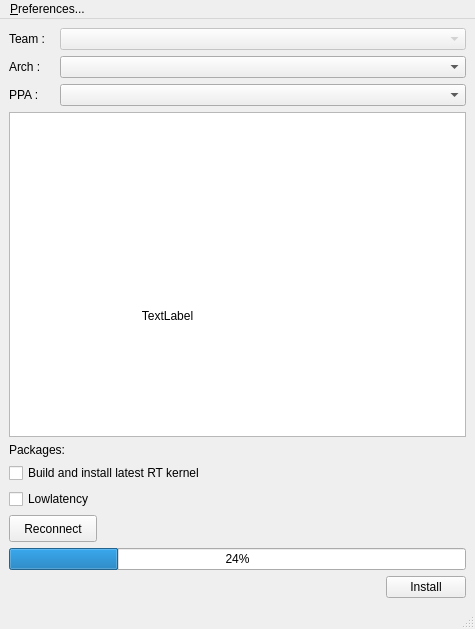
Above: kxfed_ui.ui from millerthegorilla/launchpad_rpm before the change. Below: the same form after it.
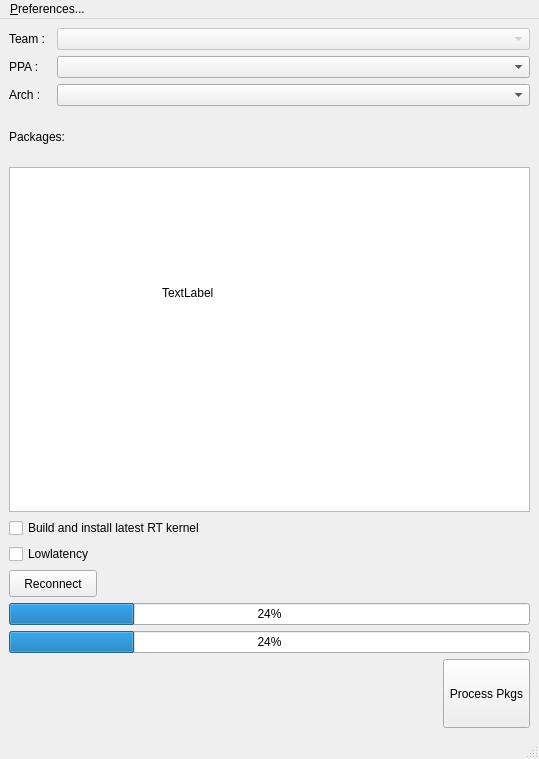
That is the form after the change.

Commit message: working on installing packages, async_apply not functioning as expected, perhaps use mp_pool, instead of threading.  Need to handle cancel function properly, and to add uninstall programs.

Patch:
```diff
--- a/kxfed_ui.ui
+++ b/kxfed_ui.ui
@@ -9,8 +9,8 @@
    <rect>
     <x>0</x>
     <y>0</y>
-    <width>475</width>
-    <height>629</height>
+    <width>539</width>
+    <height>759</height>
    </rect>
   </property>
   <property name="sizePolicy">
@@ -36,173 +36,206 @@
     </sizepolicy>
    </property>
    <layout class="QGridLayout" name="gridLayout">
-    <item row="7" column="0">
-     <widget class="QCheckBox" name="lowlatency_chk">
-      <property name="text">
-       <string>Lowlatency</string>
-      </property>
-     </widget>
-    </item>
-    <item row="8" column="0">
-     <widget class="QPushButton" name="reconnectBtn">
-      <property name="minimumSize">
-       <size>
-        <width>88</width>
-        <height>27</height>
-       </size>
-      </property>
-      <property name="maximumSize">
-       <size>
-        <width>88</width>
-        <height>27</height>
-       </size>
-      </property>
-      <property name="text">
-       <string>Reconnect</string>
-      </property>
-     </widget>
-    </item>
-    <item row="0" column="0">
-     <layout class="QHBoxLayout" name="horizontalLayout_2" stretch="1,9">
-      <property name="spacing">
-       <number>6</number>
-      </property>
-      <property name="sizeConstraint">
-       <enum>QLayout::SetDefaultConstraint</enum>
-      </property>
+    <item row="14" column="0">
+     <layout class="QVBoxLayout" name="verticalLayout" stretch="5,5,5,5,35,5,5,5,5,0,7">
       <item>
-       <widget class="QLabel" name="team_label">
-        <property name="sizePolicy">
-         <sizepolicy hsizetype="Minimum" vsizetype="Minimum">
-          <horstretch>0</horstretch>
-          <verstretch>0</verstretch>
-         </sizepolicy>
+       <layout class="QHBoxLayout" name="horizontalLayout_2" stretch="1,10">
+        <property name="spacing">
+         <number>1</number>
         </property>
-        <property name="text">
-         <string>Team :</string>
+        <property name="sizeConstraint">
+         <enum>QLayout::SetDefaultConstraint</enum>
         </property>
-       </widget>
+        <item>
+         <widget class="QLabel" name="team_label">
+          <property name="sizePolicy">
+           <sizepolicy hsizetype="Minimum" vsizetype="Minimum">
+            <horstretch>0</horstretch>
+            <verstretch>0</verstretch>
+           </sizepolicy>
+          </property>
+          <property name="text">
+           <string>Team :</string>
+          </property>
+         </widget>
+        </item>
+        <item>
+         <widget class="QComboBox" name="team_combo">
+          <property name="enabled">
+           <bool>false</bool>
+          </property>
+          <property name="sizePolicy">
+           <sizepolicy hsizetype="Preferred" vsizetype="Fixed">
+            <horstretch>1</horstretch>
+            <verstretch>0</verstretch>
+           </sizepolicy>
+          </property>
+          <property name="editable">
+           <bool>false</bool>
+          </property>
+         </widget>
+        </item>
+       </layout>
       </item>
       <item>
-       <widget class="QComboBox" name="team_combo">
-        <property name="enabled">
-         <bool>false</bool>
+       <layout class="QHBoxLayout" name="horizontalLayout_3" stretch="1,10">
+        <property name="spacing">
+         <number>1</number>
         </property>
-        <property name="editable">
-         <bool>false</bool>
-        </property>
-       </widget>
+        <item>
+         <widget class="QLabel" name="ppa_label">
+          <property name="text">
+           <string>PPA : </string>
+          </property>
+         </widget>
+        </item>
+        <item>
+         <widget class="QComboBox" name="ppa_combo">
+          <property name="enabled">
+           <bool>true</bool>
+          </property>
+          <property name="sizePolicy">
+           <sizepolicy hsizetype="Preferred" vsizetype="Fixed">
+            <horstretch>1</horstretch>
+            <verstretch>0</verstretch>
+           </sizepolicy>
+          </property>
+         </widget>
+        </item>
+       </layout>
       </item>
-     </layout>
-    </item>
-    <item row="10" column="0">
-     <layout class="QHBoxLayout" name="horizontalLayout_4">
       <item>
-       <spacer name="horizontalSpacer">
-        <property name="orientation">
-         <enum>Qt::Horizontal</enum>
+       <layout class="QHBoxLayout" name="horizontalLayout" stretch="1,10">
+        <property name="spacing">
+         <number>1</number>
         </property>
-        <property name="sizeHint" stdset="0">
-         <size>
-          <width>40</width>
-          <height>20</height>
-         </size>
-        </property>
-       </spacer>
+        <item>
+         <widget class="QLabel" name="arch_label">
+          <property name="text">
+           <string>Arch : </string>
+          </property>
+         </widget>
+        </item>
+        <item>
+         <widget class="QComboBox" name="arch_combo">
+          <property name="sizePolicy">
+           <sizepolicy hsizetype="Preferred" vsizetype="Fixed">
+            <horstretch>1</horstretch>
+            <verstretch>0</verstretch>
+           </sizepolicy>
+          </property>
+         </widget>
+        </item>
+       </layout>
       </item>
       <item>
-       <widget class="QPushButton" name="install_btn">
-        <property name="layoutDirection">
-         <enum>Qt::LeftToRight</enum>
-        </property>
+       <widget class="QLabel" name="packages_label">
         <property name="text">
-         <string>Install</string>
+         <string>Packages: </string>
         </property>
        </widget>
       </item>
-     </layout>
-    </item>
-    <item row="9" column="0">
-     <widget class="QProgressBar" name="progress_bar">
-      <property name="enabled">
-       <bool>true</bool>
-      </property>
-      <property name="value">
-       <number>24</number>
-      </property>
-     </widget>
-    </item>
-    <item row="4" column="0">
-     <widget class="QLabel" name="packages_label">
-      <property name="text">
-       <string>Packages: </string>
-      </property>
-     </widget>
-    </item>
-    <item row="1" column="0">
-     <layout class="QHBoxLayout" name="horizontalLayout" stretch="1,9">
       <item>
-       <widget class="QLabel" name="arch_label">
+       <widget class="QTableView" name="pkgs_tableView"/>
+      </item>
+      <item>
+       <widget class="QCheckBox" name="kernelbuild_chk">
         <property name="text">
-         <string>Arch :</string>
+         <string>Build and install latest RT kernel</string>
         </property>
        </widget>
       </item>
       <item>
-       <widget class="QComboBox" name="arch_combo"/>
+       <widget class="QCheckBox" name="lowlatency_chk">
+        <property name="text">
+         <string>Lowlatency</string>
+        </property>
+       </widget>
       </item>
-     </layout>
-    </item>
-    <item row="6" column="0">
-     <widget class="QCheckBox" name="kernelbuild_chk">
-      <property name="text">
-       <string>Build and install latest RT kernel</string>
-      </property>
-     </widget>
-    </item>
-    <item row="2" column="0">
-     <layout class="QHBoxLayout" name="horizontalLayout_3" stretch="1,9">
       <item>
-       <widget class="QLabel" name="ppa_label">
+       <widget class="QPushButton" name="reconnectBtn">
+        <property name="minimumSize">
+         <size>
+          <width>88</width>
+          <height>27</height>
+         </size>
+        </property>
+        <property name="maximumSize">
+         <size>
+          <width>88</width>
+          <height>27</height>
+         </size>
+        </property>
         <property name="text">
-         <string>PPA :</string>
+         <string>Reconnect</string>
         </property>
        </widget>
       </item>
       <item>
-       <widget class="QComboBox" name="ppa_combo">
+       <widget class="QProgressBar" name="progress_bar">
         <property name="enabled">
          <bool>true</bool>
         </property>
+        <property name="value">
+         <number>24</number>
+        </property>
        </widget>
       </item>
+      <item>
+       <widget class="QProgressBar" name="transaction_progress_bar">
+        <property name="value">
+         <number>24</number>
+        </property>
+       </widget>
+      </item>
+      <item>
+       <layout class="QHBoxLayout" name="horizontalLayout_4" stretch="5,1">
+        <property name="spacing">
+         <number>1</number>
+        </property>
+        <item>
+         <spacer name="horizontalSpacer">
+          <property name="orientation">
+           <enum>Qt::Horizontal</enum>
+          </property>
+          <property name="sizeHint" stdset="0">
+           <size>
+            <width>40</width>
+            <height>20</height>
+           </size>
+          </property>
+         </spacer>
+        </item>
+        <item>
+         <widget class="QPushButton" name="install_btn">
+          <property name="sizePolicy">
+           <sizepolicy hsizetype="Preferred" vsizetype="MinimumExpanding">
+            <horstretch>1</horstretch>
+            <verstretch>1</verstretch>
+           </sizepolicy>
+          </property>
+          <property name="text">
+           <string>Process Pkgs</string>
+          </property>
+         </widget>
+        </item>
+       </layout>
+      </item>
      </layout>
     </item>
-    <item row="3" column="0">
-     <widget class="QTableView" name="pkgs_tableView"/>
-    </item>
    </layout>
    <widget class="QLabel" name="load_label">
     <property name="geometry">
      <rect>
-      <x>134</x>
-      <y>287</y>
-      <width>67</width>
-      <height>19</height>
+      <x>162</x>
+      <y>260</y>
+      <width>145</width>
+      <height>28</height>
      </rect>
     </property>
-    <property name="sizePolicy">
-     <sizepolicy hsizetype="MinimumExpanding" vsizetype="Expanding">
-      <horstretch>0</horstretch>
-      <verstretch>0</verstretch>
-     </sizepolicy>
-    </property>
     <property name="text">
      <string>TextLabel</string>
     </property>
-    <property name="alignment">
-     <set>Qt::AlignCenter</set>
-    </property>
    </widget>
   </widget>
   <widget class="QStatusBar" name="statusbar">
@@ -227,7 +260,7 @@
     <rect>
      <x>0</x>
      <y>0</y>
-     <width>475</width>
+     <width>539</width>
      <height>27</height>
     </rect>
    </property>
```
The commit also changes 2676 other files.
